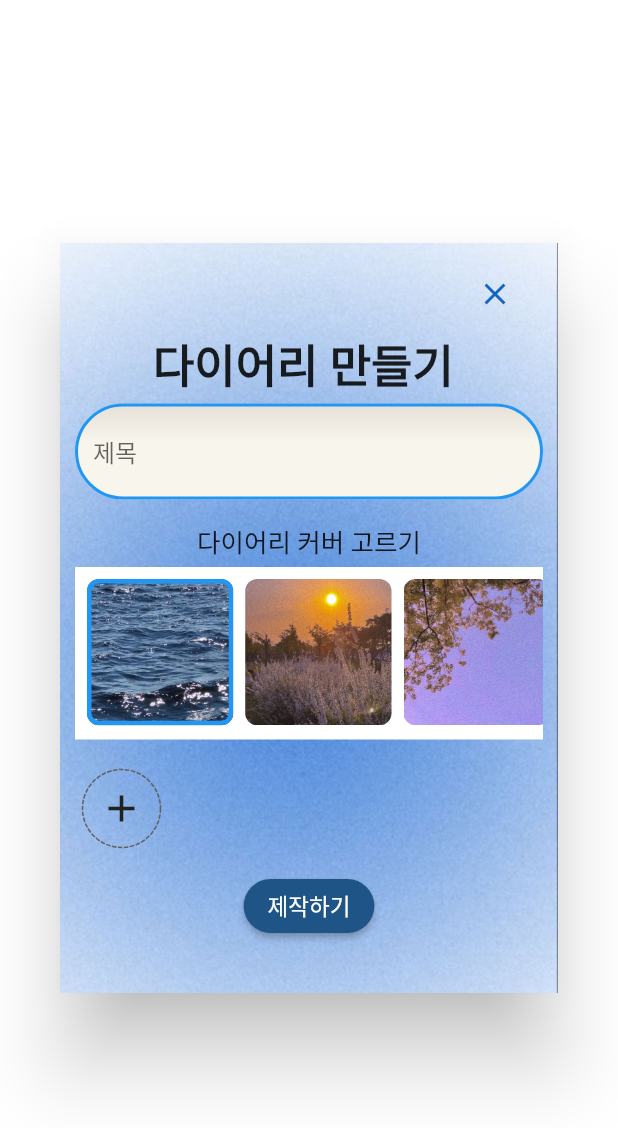
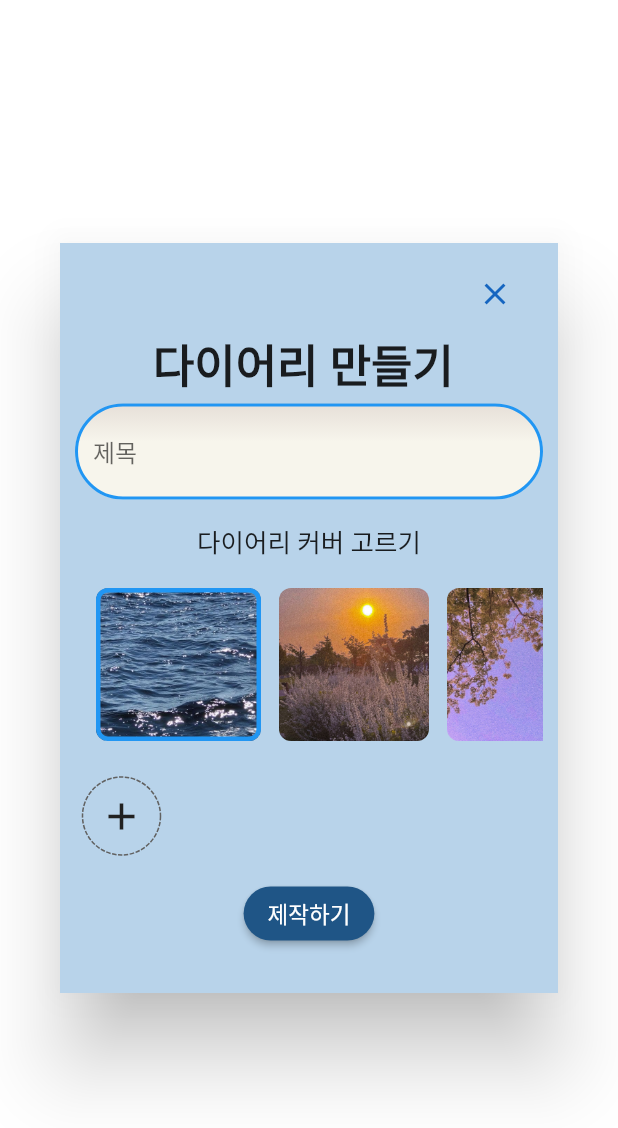
Before and after one commit to so0ng0970/youandi_diary, a Flutter app: the DiaryModal screen opened by its route, on a phone screen of 412 x 824 dp. Shown: the top 1128 px of the screen. Run offline on Flutter 3.47's test engine with Material 2 defaults, Android fonts, the phone set to English and light mode, and no system bars; drawn by our look-alikes of dotted_border; our stand-ins replace cloud_firestore, firebase_auth, firebase_core, firebase_storage, flutter_riverpod, go_router and 1 more; missing offline and left inert: kakao_flutter_sdk; accounts and stored records are empty; Roboto replaces fonts that are missing (SongMyung).

Commit message:
feat : diary modal

```diff
--- a/lib/common/component/diary_modal.dart
+++ b/lib/common/component/diary_modal.dart
@@ -5,7 +5,8 @@ import 'package:go_router/go_router.dart';
 import 'package:youandi_diary/common/const/color.dart';
 import 'package:youandi_diary/common/layout/diary_modal_layout.dart';
 import 'package:youandi_diary/user/model/user_model.dart';
-
+import '../../diary/model/diary_list_model.dart';
+import '../../diary/provider/diary_provider.dart';
 import '../../user/provider/firebase_auth_provider.dart';
 import '../../user/provider/user_provider.dart';
 
@@ -19,6 +20,8 @@ class DiaryModal extends ConsumerStatefulWidget {
 }
 
 class _DiaryModalState extends ConsumerState<DiaryModal> {
+  final FocusNode titleFocus = FocusNode();
+  final TextEditingController titleFocusController = TextEditingController();
   final bool _isInitialized = false;
   List<String> diaryCoverImages = [
     'asset/image/diary/diary1.jpg',
@@ -66,6 +69,7 @@ class _DiaryModalState extends ConsumerState<DiaryModal> {
   @override
   Widget build(BuildContext context) {
     final friendSearch = ref.watch(userProvider).searchUser;
+
     final selectedMembersProvider = StateProvider<List<UserModel>>((ref) => []);
 
     return DiaryModalLayout(
@@ -75,7 +79,22 @@ class _DiaryModalState extends ConsumerState<DiaryModal> {
       icon: Icons.close,
       title: '다이어리 만들기 ',
       buttonText: '제작하기',
-      mainOnPressed: () {},
+      mainOnPressed: () {
+        ref.watch(diaryProvider).saveDiaryToFirestore(
+              DiaryListModel(
+                title: titleFocusController.text,
+                coverImg: selectedImage,
+                member: _selectedMembers
+                    .map((user) => {
+                          'id': user.id,
+                          'userName': user.userName,
+                          'photoUrl': user.photoUrl,
+                          // 기타 필요한 정보 추가
+                        })
+                    .toList(),
+              ),
+            );
+      },
       children: [
         Container(
           decoration: const ShapeDecoration(
@@ -100,6 +119,10 @@ class _DiaryModalState extends ConsumerState<DiaryModal> {
             ),
           ),
           child: TextFormField(
+            key: const ValueKey(1),
+            controller: titleFocusController,
+            focusNode: titleFocus,
+            keyboardType: TextInputType.name,
             decoration: InputDecoration(
               focusedBorder: OutlineInputBorder(
                 borderSide: const BorderSide(color: Colors.white),
@@ -132,19 +155,15 @@ class _DiaryModalState extends ConsumerState<DiaryModal> {
         const SizedBox(
           height: 5,
         ),
-        SingleChildScrollView(
-          scrollDirection: Axis.horizontal,
-          child: Container(
-            color: WHITE_COLOR,
-            width: 430,
-            height: 115,
+        SizedBox(
+          height: 130,
+          child: SingleChildScrollView(
+            scrollDirection: Axis.horizontal,
             child: Padding(
               padding: const EdgeInsets.all(8.0),
-              child: GridView.builder(
-                gridDelegate: const SliverGridDelegateWithMaxCrossAxisExtent(
-                  maxCrossAxisExtent: 100.0,
-                  crossAxisSpacing: 8.0,
-                ),
+              child: ListView.builder(
+                shrinkWrap: true,
+                scrollDirection: Axis.horizontal,
                 itemCount: diaryCoverImages.length,
                 itemBuilder: (context, index) {
                   final imagePath = diaryCoverImages[index];
@@ -155,6 +174,9 @@ class _DiaryModalState extends ConsumerState<DiaryModal> {
                       });
                     },
                     child: Container(
+                      margin: const EdgeInsets.all(6.0),
+                      width: selectedImage == imagePath ? 110 : 100,
+                      height: selectedImage == imagePath ? 130 : 100,
                       decoration: BoxDecoration(
                         borderRadius: BorderRadius.circular(
                           8.0,
@@ -178,7 +200,7 @@ class _DiaryModalState extends ConsumerState<DiaryModal> {
           ),
         ),
         const SizedBox(
-          height: 20,
+          height: 10,
         ),
         Align(
           alignment: Alignment.centerLeft,
--- a/lib/common/const/color.dart
+++ b/lib/common/const/color.dart
@@ -4,6 +4,7 @@ import 'package:flutter/material.dart';
 const REMOVE_COLOR = Color(0xFFb04343);
 const WHITE_COLOR = Color(0xFFFFFFFF);
 const BACKGROUND_COLOR = Color(0xFFb8d6f2);
+const MODAL_COLOR = Color(0xFFb8d3ea);
 
 // login logout
 const GOOGLE_COLOR = Color(0xFFF4F4F4);
--- a/lib/common/layout/diary_modal_layout.dart
+++ b/lib/common/layout/diary_modal_layout.dart
@@ -24,15 +24,11 @@ class DiaryModalLayout extends StatelessWidget {
     return Dialog(
       child: Container(
         decoration: const BoxDecoration(
-          image: DecorationImage(
-            image: AssetImage(
-              'asset/image/diary/modal_bg.jpg',
-            ),
-            fit: BoxFit.cover,
-          ),
+          color: MODAL_COLOR,
         ),
         width: 350,
         height: 500,
+        child: SingleChildScrollView(
           child: Padding(
             padding: const EdgeInsets.all(
               10.0,
@@ -92,6 +88,7 @@ class DiaryModalLayout extends StatelessWidget {
             ),
           ),
         ),
+      ),
     );
   }
 }
--- /dev/null
+++ b/lib/diary/model/diary_list_model.dart
@@ -0,0 +1,23 @@
+import 'package:cloud_firestore/cloud_firestore.dart';
+
+class DiaryListModel {
+  late String? diaryId;
+  late String title;
+  late String coverImg;
+  late List<Map<String, dynamic>> member;
+
+  DiaryListModel({
+    this.diaryId,
+    required this.title,
+    required this.coverImg,
+    required this.member,
+  });
+
+  DiaryListModel.fromSnapshot(DocumentSnapshot snapshot) {
+    Map<String, dynamic> data = snapshot.data() as Map<String, dynamic>;
+    diaryId = snapshot.id;
+    title = data['title'] ?? '';
+    coverImg = data['coverImg'] ?? '';
+    member = member;
+  }
+}
--- a/lib/user/model/user_model.dart
+++ b/lib/user/model/user_model.dart
@@ -1,26 +1,26 @@
 // models/model_item.dart
-import 'package:cloud_firestore/cloud_firestore.dart';
+import 'package:json_annotation/json_annotation.dart';
+part 'user_model.g.dart';
 
+@JsonSerializable()
 class UserModel {
   late String? id;
   late String email;
   late String photoUrl;
   late String userName;
-  bool? isChecked = false;
+  late bool? isChecked;
 
   UserModel({
     this.id,
     required this.photoUrl,
     required this.email,
     required this.userName,
-    this.isChecked,
+    this.isChecked = false,
   });
 
-  UserModel.fromSnapshot(DocumentSnapshot snapshot) {
-    Map<String, dynamic> data = snapshot.data() as Map<String, dynamic>;
-    id = snapshot.id;
-    photoUrl = data['photoUrl'] ?? '';
-    email = data['email'] ?? '';
-    userName = data['userName'] ?? '';
-  }
+  factory UserModel.fromJson(Map<String, dynamic> json) =>
+      _$UserModelFromJson(json);
+
+  // 현재 인스턴스를 변환 ,json 으로 instance 변환 하는 것
+  Map<String, dynamic> toJson() => _$UserModelToJson(this);
 }
--- a/lib/user/provider/user_provider.dart
+++ b/lib/user/provider/user_provider.dart
@@ -33,7 +33,7 @@ class UserProvider with ChangeNotifier {
     users = await userReference.get().then((QuerySnapshot results) {
       return results.docs
           .map((DocumentSnapshot document) {
-            return UserModel.fromSnapshot(document);
+            return UserModel.fromJson(document.data() as Map<String, dynamic>);
           })
           .where((user) => user.email != currentEmail)
           .toList();
--- a/pubspec.yaml
+++ b/pubspec.yaml
@@ -44,6 +44,8 @@ dependencies:
   go_router: ^7.0.1
   flutter_riverpod: ^2.0.2
   dotted_border: ^2.0.0+3
+  json_annotation: ^4.8.0
+  retrofit: ">=4.0.0 <5.0.0"
 
 dev_dependencies:
   flutter_test:
@@ -55,6 +57,9 @@ dev_dependencies:
   # package. See that file for information about deactivating specific lint
   # rules and activating additional ones.
   flutter_lints: ^2.0.0
+  build_runner: ^2.3.3
+  json_serializable: ^6.6.0
+  retrofit_generator: ">=5.0.0 <6.0.0"
 
 # For information on the generic Dart part of this file, see the
 # following page: https://dart.dev/tools/pub/pubspec
```
Also changed, not shown: lib/diary/provider/diary_provider.dart (added, +24 -0 lines), lib/user/model/user_model.g.dart (added). Lines whose indentation alone changed are shown as unchanged.
